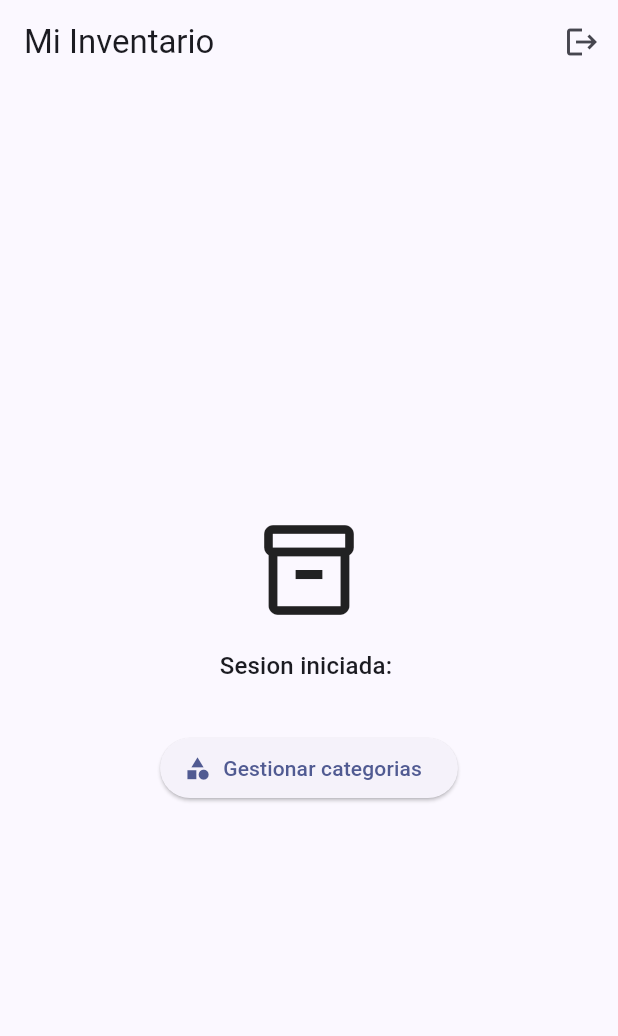
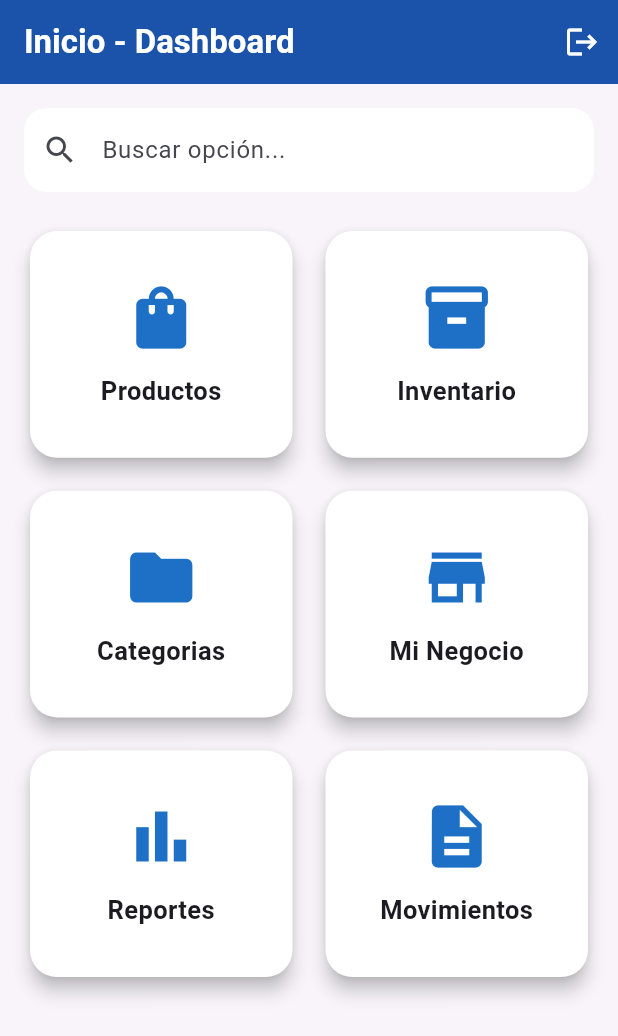
Before and after one commit to JosueRamirez1116/Mi-Inventario, a Flutter app: the screen it shows once a user with an empty profile is signed in, on a phone screen of 412 x 824 dp. Shown: the top 1036 px of the screen. Run offline on Flutter 3.47's test engine with Material 3 defaults, Android fonts, the phone set to English and light mode, and no system bars; our stand-ins replace cloud_firestore, firebase_auth, firebase_core, get; accounts and stored records are empty.

Commit message:
Dashboard

```diff
--- a/lib/main.dart
+++ b/lib/main.dart
@@ -4,12 +4,13 @@ import 'package:get/get.dart';
 import 'package:mi_inventario/auth/services/auth_service.dart';
 import 'package:mi_inventario/controller/productos_controller.dart';
 import 'package:mi_inventario/login/login_screen.dart';
+import 'package:mi_inventario/view/dashboard_screen.dart';
+import 'package:mi_inventario/view/productos/agregar_productos_screen.dart';
 import 'firebase_options.dart';
 
 Future<void> main() async {
   WidgetsFlutterBinding.ensureInitialized();
 
-  // Permite arrancar la app incluso si Firebase aun no esta configurado.
   try {
     await Firebase.initializeApp(
       options: DefaultFirebaseOptions.currentPlatform,
@@ -30,7 +31,9 @@ class MyApp extends StatelessWidget {
       title: 'Mi Inventario',
       debugShowCheckedModeBanner: false,
       theme: ThemeData(
-        colorScheme: ColorScheme.fromSeed(seedColor: Colors.indigo),
+        colorScheme: ColorScheme.fromSeed(
+          seedColor: Colors.indigo,
+        ),
         useMaterial3: true,
       ),
       home: const AuthGate(),
@@ -53,14 +56,19 @@ class _AuthGateState extends State<AuthGate> {
     return StreamBuilder(
       stream: _auth.authStateChanges,
       builder: (context, snapshot) {
-        if (snapshot.connectionState == ConnectionState.waiting) {
+        if (snapshot.connectionState ==
+            ConnectionState.waiting) {
           return const Scaffold(
-            body: Center(child: CircularProgressIndicator()),
+            body: Center(
+              child: CircularProgressIndicator(),
+            ),
           );
         }
 
         if (snapshot.hasData) {
-          return HomeScreen(authService: _auth);
+          return DashboardScreen(
+            authService: _auth,
+          );
         }
         return LoginScreen();
         //return const AgregarProductosScreen();
@@ -68,77 +76,3 @@ class _AuthGateState extends State<AuthGate> {
     );
   }
 }
-
-class HomeScreen extends StatelessWidget {
-  const HomeScreen({super.key, required this.authService});
-
-  final AuthService authService;
-
-  @override
-  Widget build(BuildContext context) {
-    final email = authService.usuarioActual?.email ?? 'Usuario';
-    final uid = authService.usuarioActual?.uid ?? 'default';
-
-    return Scaffold(
-      appBar: AppBar(
-        title: const Text('Mi Inventario'),
-        actions: [
-          IconButton(
-            onPressed: authService.cerrarSesion,
-            icon: const Icon(Icons.logout),
-            tooltip: 'Cerrar sesion',
-          ),
-        ],
-      ),
-      body: Center(
-        child: SingleChildScrollView(
-          padding: const EdgeInsets.all(24),
-          child: Column(
-            mainAxisAlignment: MainAxisAlignment.center,
-            children: [
-              const Icon(Icons.inventory_2_outlined, size: 72),
-              const SizedBox(height: 16),
-              Text(
-                'Sesion iniciada: $email',
-                style: Theme.of(context).textTheme.titleMedium,
-              ),
-              const SizedBox(height: 32),
-              ElevatedButton.icon(
-                onPressed: () {
-                  Navigator.of(context).push(
-                    MaterialPageRoute(
-                      builder: (_) => CategoriaScreen(negocioId: uid),
-                    ),
-                  );
-                },
-                icon: const Icon(Icons.category),
-                label: const Text('Gestionar categorias'),
-              ),
-            ],
-          ),
-        ),
-      ),
-    );
-  }
-}
-
-class CategoriaScreen extends StatelessWidget {
-  const CategoriaScreen({super.key, required this.negocioId});
-
-  final String negocioId;
-
-  @override
-  Widget build(BuildContext context) {
-    return Scaffold(
-      appBar: AppBar(
-        title: const Text('Categorías'),
-      ),
-      body: Center(
-        child: Text(
-          'Negocio ID: $negocioId',
-          style: Theme.of(context).textTheme.titleMedium,
-        ),
-      ),
-    );
-  }
-}
--- a/lib/model/dashboard_model.dart
+++ b/lib/model/dashboard_model.dart
@@ -1,3 +1,5 @@
+
+import 'package:flutter/material.dart';
 
 class DashboardModel {
   final String titulo;
--- /dev/null
+++ b/lib/view/dashboard_screen.dart
@@ -0,0 +1,181 @@
+
+import 'package:flutter/material.dart';
+import 'package:mi_inventario/auth/services/auth_service.dart';
+import 'package:mi_inventario/categoria/categoria_screen.dart';
+import 'package:mi_inventario/controller/dashboard_controller.dart';
+import 'package:mi_inventario/model/dashboard_model.dart';
+
+
+class DashboardScreen extends StatefulWidget {
+  const DashboardScreen({
+    super.key,
+    required this.authService,
+  });
+
+  final AuthService authService;
+
+  @override
+  State<DashboardScreen> createState() => _DashboardScreenState();
+}
+
+class _DashboardScreenState extends State<DashboardScreen> {
+  final DashboardController _controller = DashboardController();
+  final TextEditingController _buscarController = TextEditingController();
+
+  List<DashboardModel> opcionesFiltradas = [];
+
+  @override
+  void initState() {
+    super.initState();
+    opcionesFiltradas = _controller.opciones;
+  }
+
+  void buscarOpcion(String texto) {
+    setState(() {
+      if (texto.isEmpty) {
+        opcionesFiltradas = _controller.opciones;
+      } else {
+        opcionesFiltradas = _controller.opciones.where((opcion) {
+          return opcion.titulo
+              .toLowerCase()
+              .contains(texto.toLowerCase());
+        }).toList();
+      }
+    });
+  }
+
+  void abrirOpcion(DashboardModel opcion) {
+    final uid = widget.authService.usuarioActual?.uid ?? 'default';
+
+    if (opcion.titulo == 'Categorías') {
+      Navigator.push(
+        context,
+        MaterialPageRoute(
+          builder: (_) => CategoriaScreen(
+            negocioId: uid,
+          ),
+        ),
+      );
+    } else {
+      ScaffoldMessenger.of(context).showSnackBar(
+        SnackBar(
+          content: Text(
+            'La pantalla de ${opcion.titulo} estará disponible próximamente',
+          ),
+        ),
+      );
+    }
+  }
+
+  @override
+  void dispose() {
+    _buscarController.dispose();
+    super.dispose();
+  }
+
+  @override
+  Widget build(BuildContext context) {
+    return Scaffold(
+      backgroundColor: const Color.fromARGB(255, 248, 244, 250),
+      appBar: AppBar(
+        backgroundColor: const Color.fromARGB(255, 28, 83, 170),
+        foregroundColor: Colors.white,
+        title: const Text(
+          'Inicio - Dashboard',
+          style: TextStyle(
+            fontWeight: FontWeight.bold,
+          ),
+        ),
+        actions: [
+          IconButton(
+            onPressed: widget.authService.cerrarSesion,
+            icon: const Icon(Icons.logout),
+            tooltip: 'Cerrar sesión',
+          ),
+        ],
+      ),
+      body: Padding(
+        padding: const EdgeInsets.all(16),
+        child: Column(
+          children: [
+            TextField(
+              controller: _buscarController,
+              onChanged: buscarOpcion,
+              decoration: InputDecoration(
+                hintText: 'Buscar opción...',
+                prefixIcon: const Icon(Icons.search),
+                filled: true,
+                fillColor: Colors.white,
+                border: OutlineInputBorder(
+                  borderRadius: BorderRadius.circular(15),
+                  borderSide: BorderSide.none,
+                ),
+              ),
+            ),
+
+            const SizedBox(height: 22),
+
+            Expanded(
+              child: GridView.builder(
+                itemCount: opcionesFiltradas.length,
+                gridDelegate:
+                    const SliverGridDelegateWithFixedCrossAxisCount(
+                  crossAxisCount: 2,
+                  crossAxisSpacing: 14,
+                  mainAxisSpacing: 14,
+                  childAspectRatio: 1.15,
+                ),
+                itemBuilder: (context, index) {
+                  final opcion = opcionesFiltradas[index];
+
+                  return Card(
+                    elevation: 5,
+                    color: Colors.white,
+                    shape: RoundedRectangleBorder(
+                      borderRadius: BorderRadius.circular(18),
+                    ),
+                    child: InkWell(
+                      borderRadius: BorderRadius.circular(18),
+                      onTap: () {
+                        abrirOpcion(opcion);
+                      },
+                      child: Padding(
+                        padding: const EdgeInsets.all(15),
+                        child: Column(
+                          mainAxisAlignment: MainAxisAlignment.center,
+                          children: [
+                            Icon(
+                              opcion.icono,
+                              size: 50,
+                              color: const Color.fromARGB(
+                                255,
+                                30,
+                                112,
+                                198,
+                              ),
+                            ),
+
+                            const SizedBox(height: 12),
+
+                            Text(
+                              opcion.titulo,
+                              textAlign: TextAlign.center,
+                              style: const TextStyle(
+                                fontSize: 17,
+                                fontWeight: FontWeight.bold,
+                              ),
+                            ),
+                          ],
+                        ),
+                      ),
+                    ),
+                  );
+                },
+              ),
+            ),
+          ],
+        ),
+      ),
+    );
+  }
+}
```
